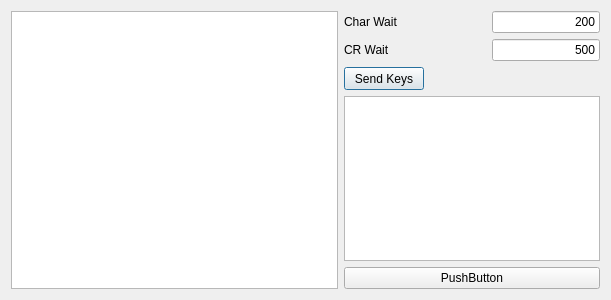
Qt form ui/dialogvkeyboard.ui (matsumo/PockEmul) before a commit.
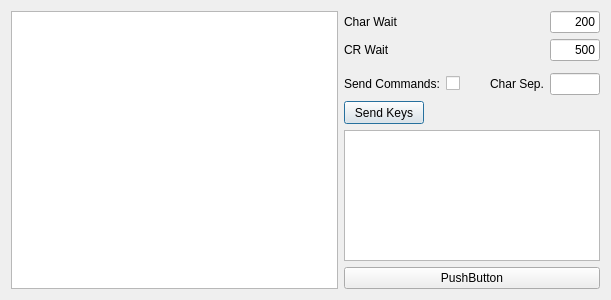
The same form after that commit.

```diff
--- a/ui/dialogvkeyboard.ui
+++ b/ui/dialogvkeyboard.ui
@@ -64,6 +64,12 @@
            <height>0</height>
           </size>
          </property>
+         <property name="maximumSize">
+          <size>
+           <width>50</width>
+           <height>16777215</height>
+          </size>
+         </property>
          <property name="text">
           <string>200</string>
          </property>
@@ -109,6 +115,12 @@
            <height>0</height>
           </size>
          </property>
+         <property name="maximumSize">
+          <size>
+           <width>50</width>
+           <height>16777215</height>
+          </size>
+         </property>
          <property name="text">
           <string>500</string>
          </property>
@@ -122,6 +134,72 @@
        </item>
       </layout>
      </item>
+     <item>
+      <layout class="QHBoxLayout" name="horizontalLayout_4">
+       <property name="topMargin">
+        <number>6</number>
+       </property>
+       <item>
+        <widget class="QLabel" name="label_3">
+         <property name="text">
+          <string>Send Commands:</string>
+         </property>
+        </widget>
+       </item>
+       <item>
+        <widget class="QCheckBox" name="cmdCB">
+         <property name="text">
+          <string/>
+         </property>
+        </widget>
+       </item>
+       <item>
+        <spacer name="horizontalSpacer">
+         <property name="orientation">
+          <enum>Qt::Horizontal</enum>
+         </property>
+         <property name="sizeType">
+          <enum>QSizePolicy::Minimum</enum>
+         </property>
+         <property name="sizeHint" stdset="0">
+          <size>
+           <width>0</width>
+           <height>20</height>
+          </size>
+         </property>
+        </spacer>
+       </item>
+       <item>
+        <widget class="QLabel" name="label_4">
+         <property name="text">
+          <string>Char Sep.</string>
+         </property>
+        </widget>
+       </item>
+       <item>
+        <widget class="QLineEdit" name="csLE">
+         <property name="sizePolicy">
+          <sizepolicy hsizetype="Fixed" vsizetype="Fixed">
+           <horstretch>0</horstretch>
+           <verstretch>0</verstretch>
+          </sizepolicy>
+         </property>
+         <property name="minimumSize">
+          <size>
+           <width>25</width>
+           <height>0</height>
+          </size>
+         </property>
+         <property name="maximumSize">
+          <size>
+           <width>50</width>
+           <height>16777215</height>
+          </size>
+         </property>
+        </widget>
+       </item>
+      </layout>
+     </item>
      <item>
       <widget class="QPushButton" name="SendPB">
        <property name="sizePolicy">
```
